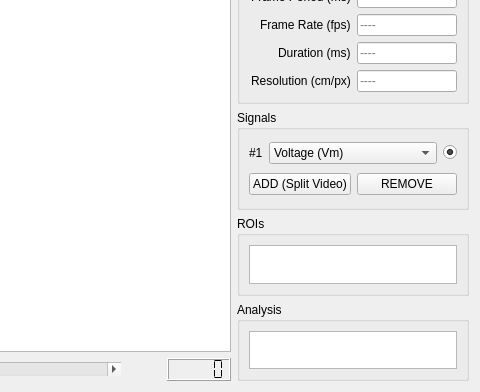
This is src/ui/KairoSightWidgetTIFFpyqtgraph.ui in kairosight/KairoSight as Qt 5 draws it before an edit; both pictures show x 324 to 804 and y 108 to 500 of the 804 by 500 pixel window. The edited form follows.
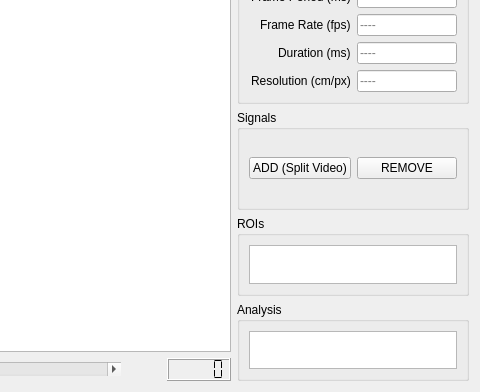
This is the edited form. Custom widgets are drawn as their Qt base class.

Diff of the .ui file:
```diff
--- a/src/ui/KairoSightWidgetTIFFpyqtgraph.ui
+++ b/src/ui/KairoSightWidgetTIFFpyqtgraph.ui
@@ -326,7 +326,7 @@
      <item>
       <widget class="QGroupBox" name="groupBoxSignals">
        <property name="sizePolicy">
-        <sizepolicy hsizetype="Fixed" vsizetype="Maximum">
+        <sizepolicy hsizetype="Fixed" vsizetype="Expanding">
          <horstretch>0</horstretch>
          <verstretch>0</verstretch>
         </sizepolicy>
@@ -340,7 +340,7 @@
        <property name="maximumSize">
         <size>
          <width>280</width>
-         <height>100</height>
+         <height>16777215</height>
         </size>
        </property>
        <property name="title">
@@ -354,49 +354,7 @@
        </property>
        <layout class="QVBoxLayout" name="verticalLayout_2">
         <item>
-         <layout class="QHBoxLayout" name="horizontalLayout_5">
-          <item>
-           <layout class="QFormLayout" name="formLayout">
-            <item row="0" column="0">
-             <widget class="QLabel" name="signal1Label">
-              <property name="text">
-               <string>#1</string>
-              </property>
-             </widget>
-            </item>
-            <item row="0" column="1">
-             <widget class="QComboBox" name="signal1ComboBox">
-              <property name="sizePolicy">
-               <sizepolicy hsizetype="Expanding" vsizetype="Fixed">
-                <horstretch>0</horstretch>
-                <verstretch>0</verstretch>
-               </sizepolicy>
-              </property>
-              <item>
-               <property name="text">
-                <string>Voltage (Vm)</string>
-               </property>
-              </item>
-              <item>
-               <property name="text">
-                <string>Calcium (Ca)</string>
-               </property>
-              </item>
-             </widget>
-            </item>
-           </layout>
-          </item>
-          <item>
-           <widget class="QRadioButton" name="radioButtonSignal1">
-            <property name="text">
-             <string/>
-            </property>
-            <property name="checked">
-             <bool>true</bool>
-            </property>
-           </widget>
-          </item>
-         </layout>
+         <layout class="QFormLayout" name="formLayoutSignals"/>
         </item>
         <item>
          <layout class="QHBoxLayout" name="horizontalLayout_3">
```
Left out of the diff: 2 changed lines with no effect on the pictures.
